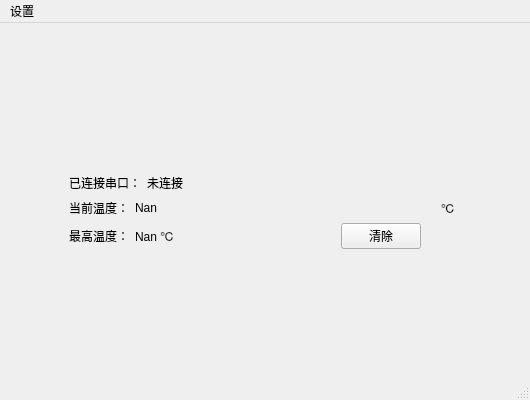
Old version of the form mainwindow.ui in the repository Mr-tang0/Infrared_temperature_detection_module.
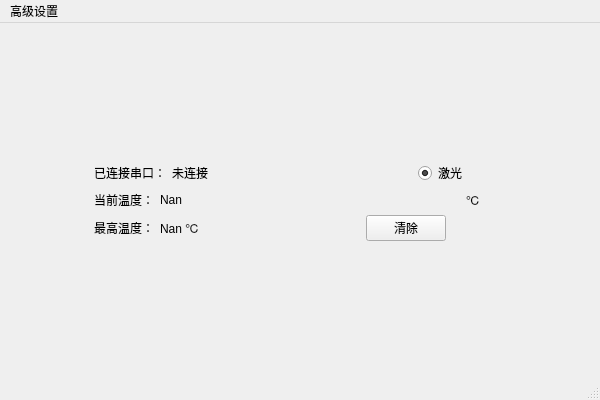
New version of the form.

What changed in the file:
```diff
--- a/mainwindow.ui
+++ b/mainwindow.ui
@@ -2,14 +2,35 @@
 <ui version="4.0">
  <class>MainWindow</class>
  <widget class="QMainWindow" name="MainWindow">
+  <property name="enabled">
+   <bool>true</bool>
+  </property>
   <property name="geometry">
    <rect>
     <x>0</x>
     <y>0</y>
-    <width>530</width>
+    <width>600</width>
     <height>400</height>
    </rect>
   </property>
+  <property name="sizePolicy">
+   <sizepolicy hsizetype="Fixed" vsizetype="Fixed">
+    <horstretch>0</horstretch>
+    <verstretch>0</verstretch>
+   </sizepolicy>
+  </property>
+  <property name="minimumSize">
+   <size>
+    <width>450</width>
+    <height>300</height>
+   </size>
+  </property>
+  <property name="baseSize">
+   <size>
+    <width>600</width>
+    <height>400</height>
+   </size>
+  </property>
   <property name="windowTitle">
    <string>MainWindow</string>
   </property>
@@ -19,7 +40,7 @@
   <widget class="QWidget" name="centralwidget">
    <layout class="QGridLayout" name="gridLayout">
     <item row="0" column="1">
-     <spacer name="verticalSpacer">
+     <spacer name="verticalSpacer_2">
       <property name="orientation">
        <enum>Qt::Vertical</enum>
       </property>
@@ -38,36 +59,15 @@
       </property>
       <property name="sizeHint" stdset="0">
        <size>
-        <width>12</width>
+        <width>15</width>
         <height>20</height>
        </size>
       </property>
      </spacer>
     </item>
     <item row="1" column="1">
-     <layout class="QVBoxLayout" name="verticalLayout_2">
-      <item>
-       <layout class="QHBoxLayout" name="horizontalLayout_6">
-        <item>
-         <spacer name="horizontalSpacer_5">
-          <property name="orientation">
-           <enum>Qt::Horizontal</enum>
-          </property>
-          <property name="sizeHint" stdset="0">
-           <size>
-            <width>40</width>
-            <height>20</height>
-           </size>
-          </property>
-         </spacer>
-        </item>
-       </layout>
-      </item>
-      <item>
        <layout class="QVBoxLayout" name="verticalLayout">
         <item>
-         <layout class="QHBoxLayout" name="horizontalLayout_4">
-          <item>
            <layout class="QHBoxLayout" name="horizontalLayout_3">
             <item>
              <widget class="QLabel" name="label_3">
@@ -95,8 +95,6 @@
               </property>
              </widget>
             </item>
-           </layout>
-          </item>
           <item>
            <spacer name="horizontalSpacer_2">
             <property name="orientation">
@@ -110,6 +108,29 @@
             </property>
            </spacer>
           </item>
+        <item>
+         <widget class="QRadioButton" name="radioButton">
+          <property name="text">
+           <string>激光</string>
+          </property>
+          <property name="checked">
+           <bool>true</bool>
+          </property>
+         </widget>
+        </item>
+        <item>
+         <spacer name="horizontalSpacer_5">
+          <property name="orientation">
+           <enum>Qt::Horizontal</enum>
+          </property>
+          <property name="sizeHint" stdset="0">
+           <size>
+            <width>40</width>
+            <height>20</height>
+           </size>
+          </property>
+         </spacer>
+        </item>
          </layout>
         </item>
         <item>
@@ -211,8 +232,6 @@
         </item>
        </layout>
       </item>
-     </layout>
-    </item>
     <item row="1" column="2">
      <spacer name="horizontalSpacer_4">
       <property name="orientation">
@@ -220,21 +239,21 @@
       </property>
       <property name="sizeHint" stdset="0">
        <size>
-        <width>12</width>
+        <width>15</width>
         <height>20</height>
        </size>
       </property>
      </spacer>
     </item>
     <item row="2" column="1">
-     <spacer name="verticalSpacer_2">
+     <spacer name="verticalSpacer">
       <property name="orientation">
        <enum>Qt::Vertical</enum>
       </property>
       <property name="sizeHint" stdset="0">
        <size>
         <width>20</width>
-        <height>52</height>
+        <height>51</height>
        </size>
       </property>
      </spacer>
@@ -246,13 +265,13 @@
     <rect>
      <x>0</x>
      <y>0</y>
-     <width>530</width>
+     <width>600</width>
      <height>30</height>
     </rect>
    </property>
    <widget class="QMenu" name="menu">
     <property name="title">
-     <string>设置</string>
+     <string>高级设置</string>
     </property>
     <addaction name="actionemissvity"/>
    </widget>
```
Left out of the diff: 2 changed lines with no effect on the pictures. Lines whose indentation alone changed are shown as unchanged.
